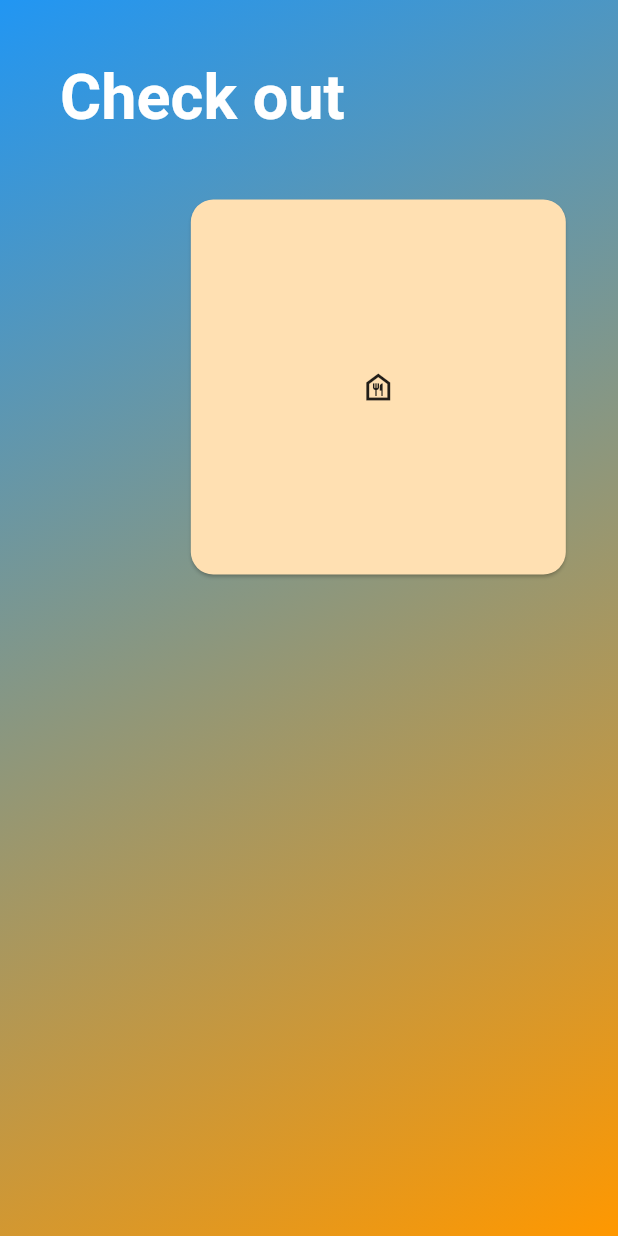
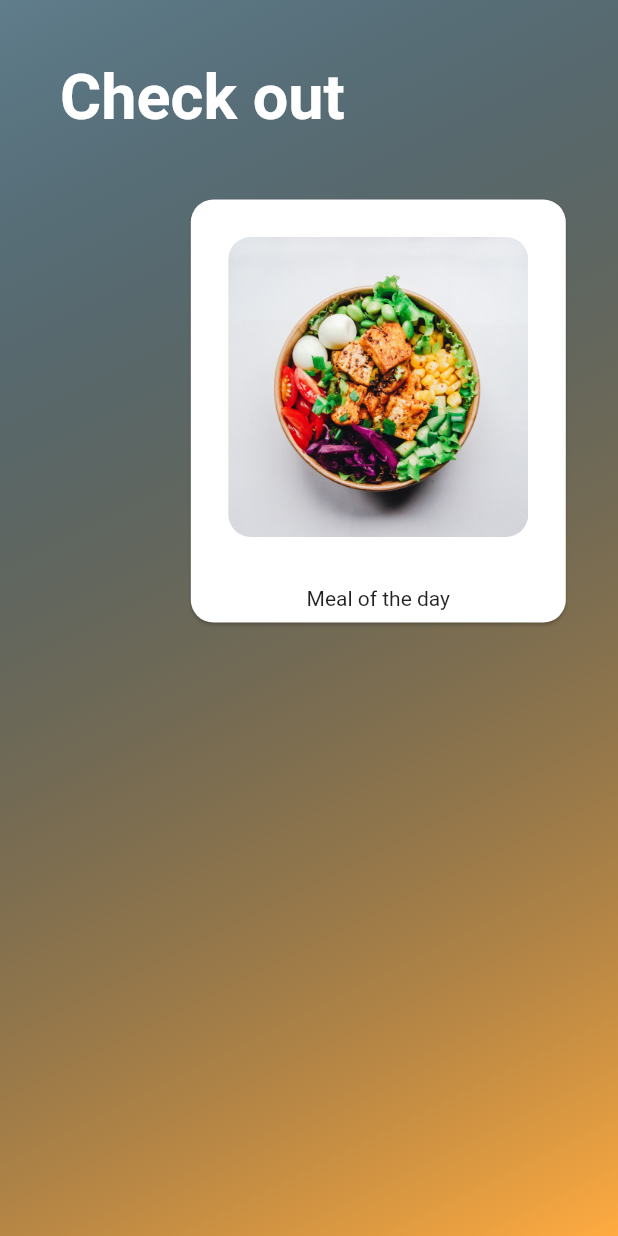
Before and after one commit to Zureq13/flutter_app, a Flutter app: the screen it shows after launch, on a phone screen of 412 x 824 dp. Run offline on Flutter 3.47's test engine with Material 2 defaults, Android fonts, the phone set to English and light mode, and no system bars.

Commit message:
Small changes

```diff
--- a/lib/main.dart
+++ b/lib/main.dart
@@ -19,8 +19,8 @@ class MyApp extends StatelessWidget {
               begin: Alignment.topLeft,
               end: Alignment.bottomRight,
               colors: [
-                Colors.blue,
-                Colors.orange,
+                Colors.transparent,
+                Colors.orangeAccent,
               ],
             ),
           ),
@@ -47,19 +47,31 @@ class MyApp extends StatelessWidget {
                 children: [
                   const Spacer(flex: 4),
                   Card(
-                    color: Colors.orange[100],
+                    color: Colors.white,
                     shape: RoundedRectangleBorder(
                       borderRadius: BorderRadius.circular(15.0),
                     ),
-                    child: const SizedBox(
-                      width: 250,
-                      height: 250,
-                      child: Icon(Icons.food_bank_outlined),
+                    child: Column(
+                      children: [
+                        SizedBox(
+                          width: 250,
+                          height: 250,
+                          child: Padding(
+                            padding: const EdgeInsets.all(25.0),
+                            child: ClipRRect(
+                              borderRadius: BorderRadius.circular(15.0),
+                              child: Image.asset('images/food.jpg'),
+                            ),
+                          ),
+                        ),
+                        const Padding(
+                          padding: EdgeInsets.all(8.0),
+                          child: Text("Meal of the day"),
+                        ),
+                      ],
                     ),
                   ),
-                  const Spacer(
-                    flex: 1,
-                  ),
+                  const Spacer(flex: 1),
                 ],
               )
             ],
--- a/pubspec.yaml
+++ b/pubspec.yaml
@@ -59,9 +59,8 @@ flutter:
 
   # To add assets to your application, add an assets section, like this:
   assets:
-    - images/iphone13.jpg
-    - images/iphone12.jpg
-    - images/iphone11.jpg
+    - images/food.jpg
+
 
   # An image asset can refer to one or more resolution-specific "variants", see
   # https://flutter.dev/assets-and-images/#resolution-aware
```
Also changed, not shown: images/food.jpg (added), images/iphone11.jpg (deleted), images/iphone12.jpg (deleted), images/iphone13.jpg (deleted).
